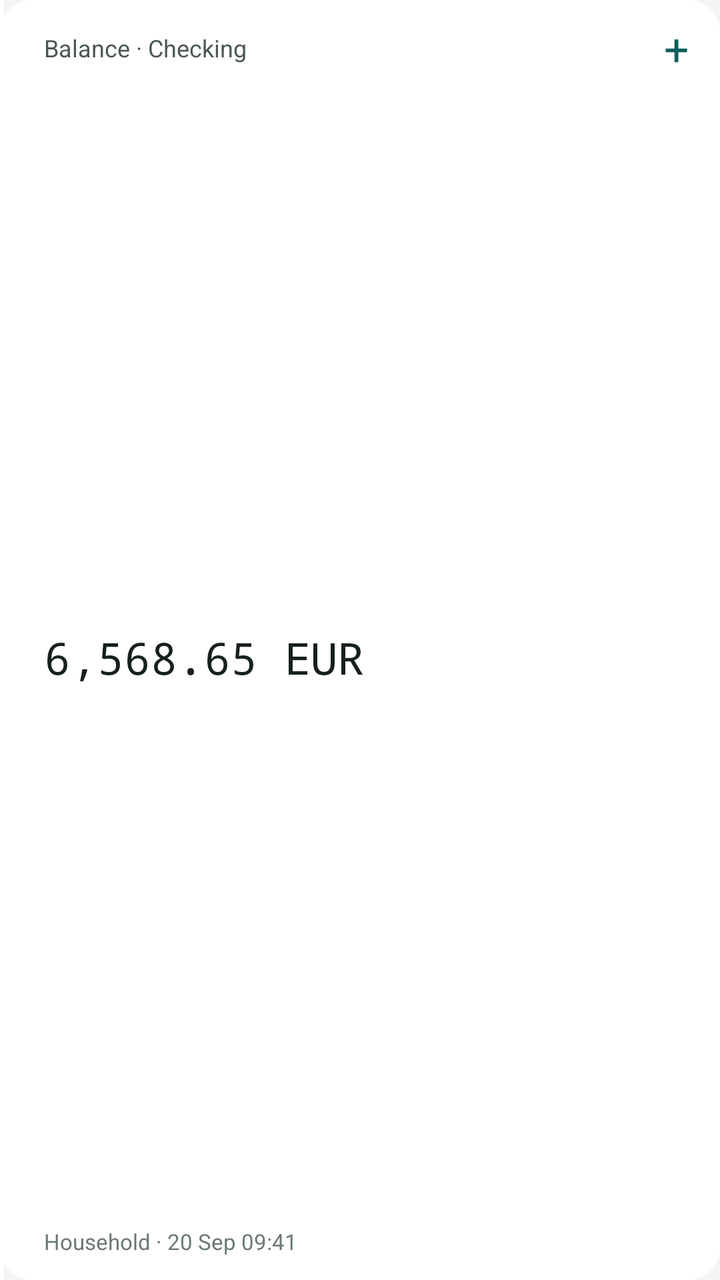
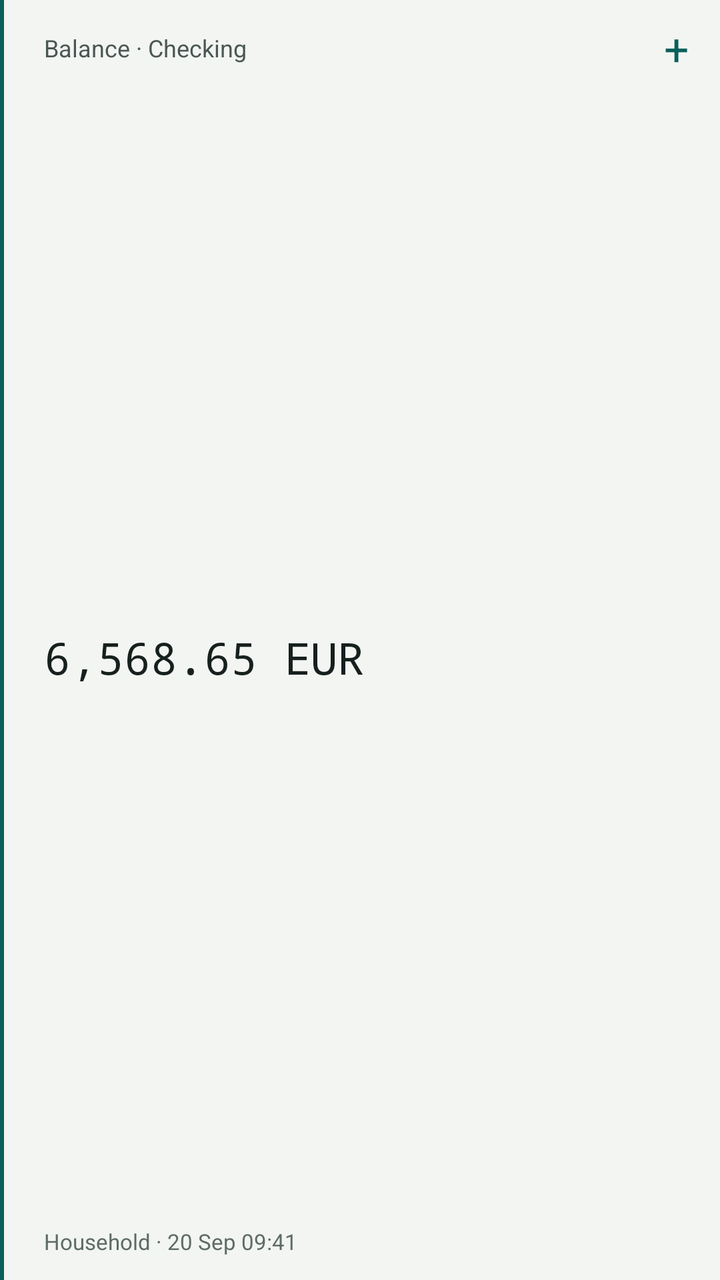

Screens rendered from an Android XML layout before and after an edit, with the pre-edit source and the edit as a unified diff.
<!-- AndroidManifest.xml: application theme Theme.Beancount -->
<!-- res/layout/widget_preview_balance.xml -->
<?xml version="1.0" encoding="utf-8"?>
<FrameLayout xmlns:android="http://schemas.android.com/apk/res/android"
    android:id="@+id/widget_root"
    android:layout_width="match_parent"
    android:layout_height="match_parent">

    <ImageView
        android:id="@+id/widget_paper"
        android:layout_width="match_parent"
        android:layout_height="match_parent"
        android:scaleType="fitXY"
        android:importantForAccessibility="no"
        android:src="@drawable/widget_paper" />

    <LinearLayout
        android:layout_width="match_parent"
        android:layout_height="match_parent"
        android:orientation="horizontal">

        <ImageView
            android:id="@+id/widget_rule"
            android:layout_width="2dp"
            android:layout_height="match_parent"
            android:scaleType="fitXY"
            android:importantForAccessibility="no"
            android:src="@drawable/widget_rule" />

        <LinearLayout
            android:layout_width="match_parent"
            android:layout_height="match_parent"
            android:orientation="vertical"
            android:paddingTop="4dp"
            android:paddingBottom="12dp"
            android:paddingStart="20dp"
            android:paddingLeft="20dp">

            <LinearLayout
                android:layout_width="match_parent"
                android:layout_height="wrap_content"
                android:gravity="center_vertical"
                android:orientation="horizontal">

                <TextView
                    android:id="@+id/widget_label"
                    android:layout_width="0dp"
                    android:layout_height="wrap_content"
                    android:layout_weight="1"
                    android:maxLines="1"
                    android:ellipsize="end"
                    android:textSize="12sp"
                    android:text="Balance · Checking"
                    android:textColor="@color/widget_label" />

                <TextView
                    android:id="@+id/widget_add"
                    android:layout_width="44dp"
                    android:layout_height="40dp"
                    android:gravity="center"
                    android:text="+"
                    android:textSize="22sp"
                    android:contentDescription="Add an entry"
                    android:textColor="@color/widget_rule" />
            </LinearLayout>

            <TextView
                android:id="@+id/widget_value"
                android:layout_width="match_parent"
                android:layout_height="0dp"
                android:layout_weight="1"
                android:paddingEnd="12dp"
                android:paddingRight="12dp"
                android:gravity="center_vertical"
                android:maxLines="2"
                android:ellipsize="end"
                android:textSize="22sp"
                android:fontFamily="monospace"
                android:text="6,568.65 EUR"
                android:textColor="@color/widget_value" />

            <TextView
                android:id="@+id/widget_footnote"
                android:layout_width="match_parent"
                android:layout_height="wrap_content"
                android:paddingEnd="12dp"
                android:paddingRight="12dp"
                android:maxLines="2"
                android:ellipsize="end"
                android:textSize="11sp"
                android:text="Household · 20 Sep 09:41"
                android:textColor="@color/widget_footnote" />

        </LinearLayout>
    </LinearLayout>
</FrameLayout>
<!-- resources referenced by this layout -->
<resources>
  <color name="widget_footnote">#6B7873</color>
  <color name="widget_label">#4A5754</color>
  <color name="widget_rule">#0B5F5B</color>
  <color name="widget_value">#16201E</color>
  <!-- drawable widget_paper (drawable) -->
  <?xml version="1.0" encoding="utf-8"?>
  <shape xmlns:android="http://schemas.android.com/apk/res/android" android:shape="rectangle">
      <corners android:radius="16dp" />
      <solid android:color="#FFFFFFFF" />
  </shape>
  <!-- drawable widget_rule (drawable) -->
  <?xml version="1.0" encoding="utf-8"?>
  <shape xmlns:android="http://schemas.android.com/apk/res/android" android:shape="rectangle">
      <solid android:color="#FFFFFFFF" />
  </shape>
  <style name="Theme.Beancount" parent="android:Theme.Material.Light.NoActionBar">
          <item name="android:windowBackground">@color/window_background</item>
      </style>
  <color name="window_background">#F3F5F2</color>
</resources>

<!-- the commit's change to res/layout/widget_preview_balance.xml (unified diff, before → after) -->
@@ -10,7 +10,8 @@
         android:layout_height="match_parent"
         android:scaleType="fitXY"
         android:importantForAccessibility="no"
-        android:src="@drawable/widget_paper" />
+        android:src="@drawable/widget_paper"
+        android:tint="@color/widget_surface" />
 
     <LinearLayout
         android:layout_width="match_parent"
@@ -23,7 +24,8 @@
             android:layout_height="match_parent"
             android:scaleType="fitXY"
             android:importantForAccessibility="no"
-            android:src="@drawable/widget_rule" />
+            android:src="@drawable/widget_rule"
+            android:tint="@color/widget_rule" />
 
         <LinearLayout
             android:layout_width="match_parent"
@@ -73,6 +75,10 @@
                 android:maxLines="2"
                 android:ellipsize="end"
                 android:textSize="22sp"
+                android:autoSizeTextType="uniform"
+                android:autoSizeMinTextSize="11sp"
+                android:autoSizeMaxTextSize="22sp"
+                android:autoSizeStepGranularity="1sp"
                 android:fontFamily="monospace"
                 android:text="6,568.65 EUR"
                 android:textColor="@color/widget_value" />
@@ -83,7 +89,7 @@
                 android:layout_height="wrap_content"
                 android:paddingEnd="12dp"
                 android:paddingRight="12dp"
-                android:maxLines="2"
+                android:maxLines="1"
                 android:ellipsize="end"
                 android:textSize="11sp"
                 android:text="Household · 20 Sep 09:41"
<!-- resource entries referenced after the edit -->
@@ -1,8 +1,9 @@
 <!-- resources referenced by this layout -->
 <resources>
-  <color name="widget_footnote">#6B7873</color>
+  <color name="widget_footnote">#5E6B66</color>
   <color name="widget_label">#4A5754</color>
   <color name="widget_rule">#0B5F5B</color>
+  <color name="widget_surface">#F3F5F2</color>
   <color name="widget_value">#16201E</color>
   <!-- drawable widget_paper (drawable) -->
   <?xml version="1.0" encoding="utf-8"?>
